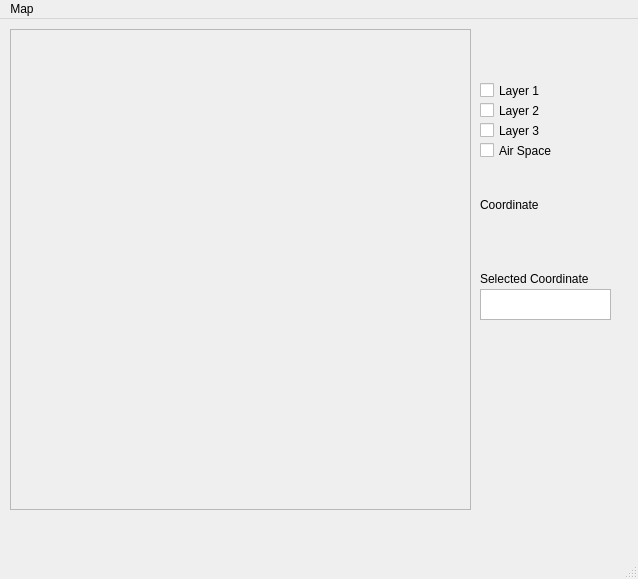
Before: the Qt Designer form mainwindowbase.ui in koraykoca/GUI-GIS, drawn with Qt 5.
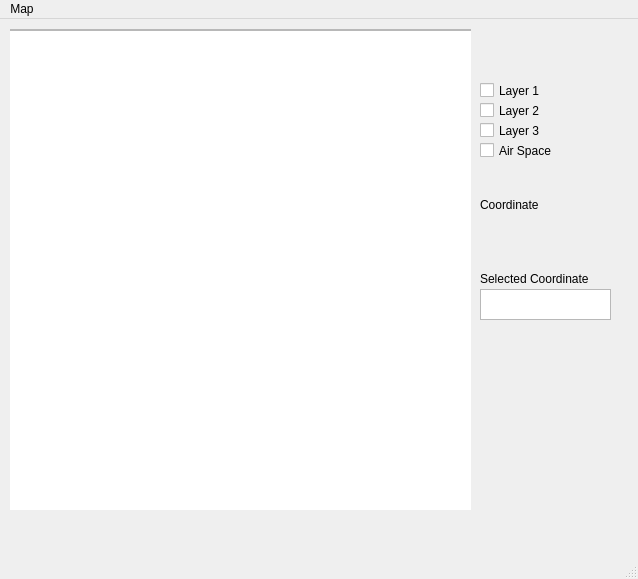
After: the same form once the commit is applied. Icons and pictures are not drawn.

Commit message: QGraphicsScene integration

Diff of the .ui file:
```diff
--- a/mainwindowbase.ui
+++ b/mainwindowbase.ui
@@ -29,6 +29,16 @@
     <property name="frameShadow">
      <enum>QFrame::Raised</enum>
     </property>
+    <widget class="QGraphicsView" name="graphicsView">
+     <property name="geometry">
+      <rect>
+       <x>-5</x>
+       <y>1</y>
+       <width>471</width>
+       <height>481</height>
+      </rect>
+     </property>
+    </widget>
    </widget>
    <widget class="QCheckBox" name="checkBox">
     <property name="geometry">
```
The commit also changes 3 other files.
